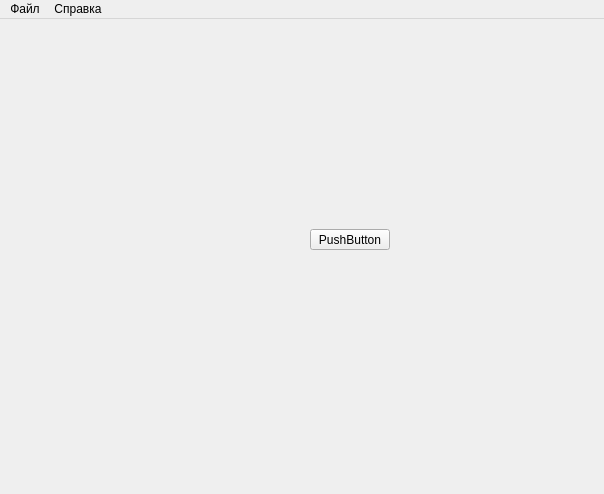
Qt form mainwindow.ui (chinchy/minesweepergame) before a commit.
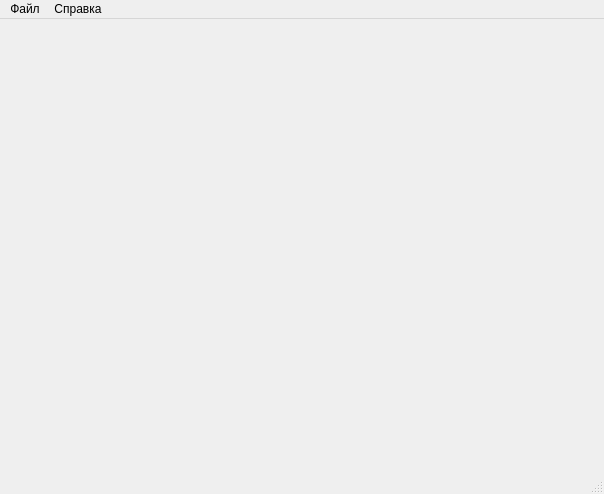
The same form after that commit. Icons and pictures are not drawn.

```diff
--- a/mainwindow.ui
+++ b/mainwindow.ui
@@ -23,21 +23,7 @@
    <iconset resource="resource.qrc">
     <normaloff>:/icon/src/mine.ico</normaloff>:/icon/src/mine.ico</iconset>
   </property>
-  <widget class="QWidget" name="centralwidget">
-   <widget class="QPushButton" name="pushButton">
-    <property name="geometry">
-     <rect>
-      <x>310</x>
-      <y>210</y>
-      <width>80</width>
-      <height>21</height>
-     </rect>
-    </property>
-    <property name="text">
-     <string>PushButton</string>
-    </property>
-   </widget>
-  </widget>
+  <widget class="QWidget" name="centralwidget"/>
   <widget class="QMenuBar" name="fileMenu">
    <property name="geometry">
     <rect>
@@ -70,6 +56,7 @@
    <addaction name="menu"/>
    <addaction name="aboutMenu"/>
   </widget>
+  <widget class="QStatusBar" name="statusBar"/>
   <action name="newgame_item">
    <property name="text">
     <string>Новая игра</string>
```
